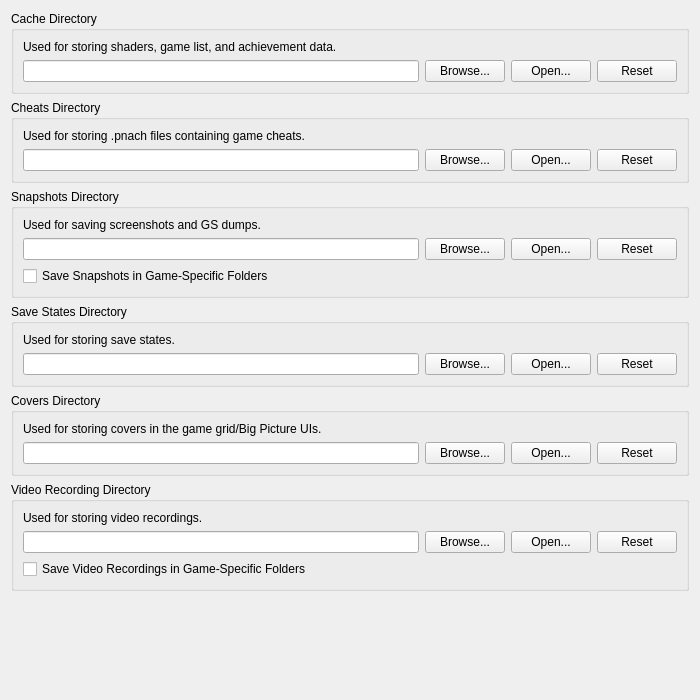
The window that pcsx2-qt/Settings/FolderSettingsWidget.ui (SgtBilko76/ARMSX2-Quest) describes before a commit, drawn with Qt 5.
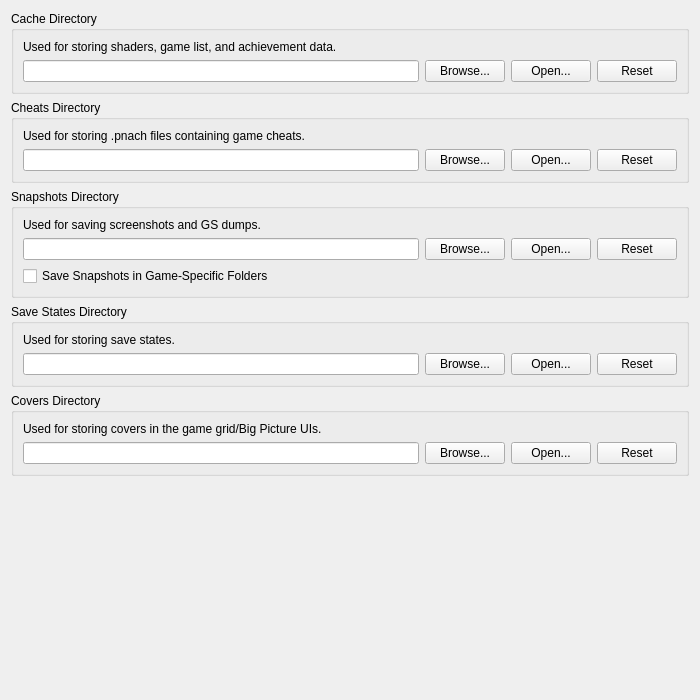
The same window after the commit.

Commit message: GS: remove video capture, and with it the ffmpeg dependency

```diff
--- a/pcsx2-qt/Settings/FolderSettingsWidget.ui
+++ b/pcsx2-qt/Settings/FolderSettingsWidget.ui
@@ -248,59 +248,6 @@
      </layout>
     </widget>
    </item>
-   <item>
-    <widget class="QGroupBox" name="videoDumpDirectory">
-     <property name="title">
-      <string>Video Recording Directory</string>
-     </property>
-     <layout class="QGridLayout" name="gridLayout_7">
-      <item row="3" column="2">
-       <widget class="QPushButton" name="videoDumpingDirectoryOpen">
-        <property name="text">
-         <string>Open...</string>
-        </property>
-       </widget>
-      </item>
-      <item row="3" column="0">
-       <widget class="QLineEdit" name="videoDumpingDirectory"/>
-      </item>
-      <item row="3" column="1">
-       <widget class="QPushButton" name="videoDumpingDirectoryBrowse">
-        <property name="text">
-         <string>Browse...</string>
-        </property>
-       </widget>
-      </item>
-      <item row="0" column="0">
-       <widget class="QLabel" name="videoDumpLabel">
-        <property name="text">
-         <string>Used for storing video recordings.</string>
-        </property>
-        <property name="textInteractionFlags">
-         <set>Qt::TextInteractionFlag::TextBrowserInteraction</set>
-        </property>
-        <property name="buddy">
-         <cstring>videoDumpingDirectory</cstring>
-        </property>
-       </widget>
-      </item>
-      <item row="3" column="3">
-       <widget class="QPushButton" name="videoDumpingDirectoryReset">
-        <property name="text">
-         <string>Reset</string>
-        </property>
-       </widget>
-      </item>
-      <item row="4" column="0">
-       <widget class="QCheckBox" name="organizeVideoDumpByGame">
-        <property name="text">
-         <string>Save Video Recordings in Game-Specific Folders</string>
-        </property>
-       </widget>
-      </item>
-     </layout>
-    </widget>
-   </item>
    <item>
     <spacer name="verticalSpacer">
      <property name="orientation">
```
Left out of the diff: 4 changed lines with no effect on the pictures. The commit also changes 187 other files.
